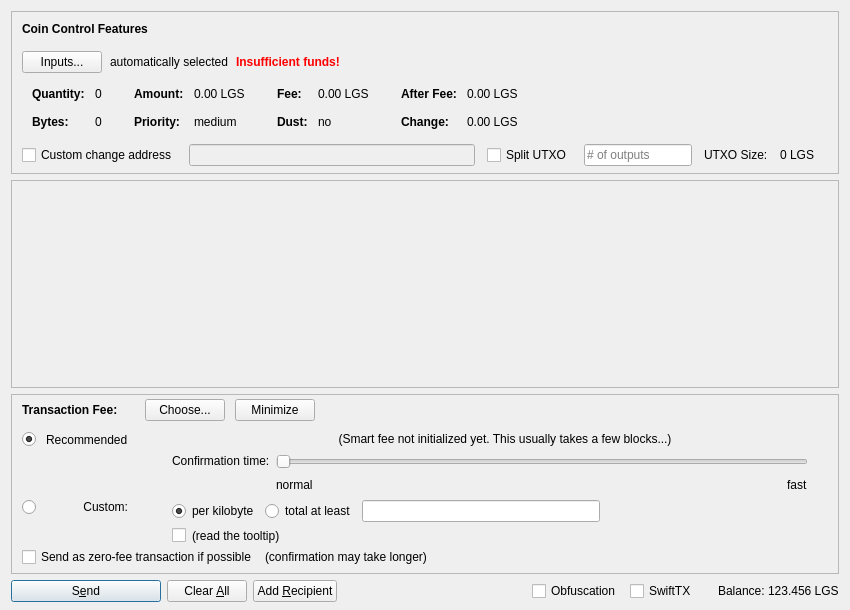
The window that src/qt/forms/sendcoinsdialog.ui (forkcoin01/ValinorCoinmn) describes before a commit, drawn with Qt 5.
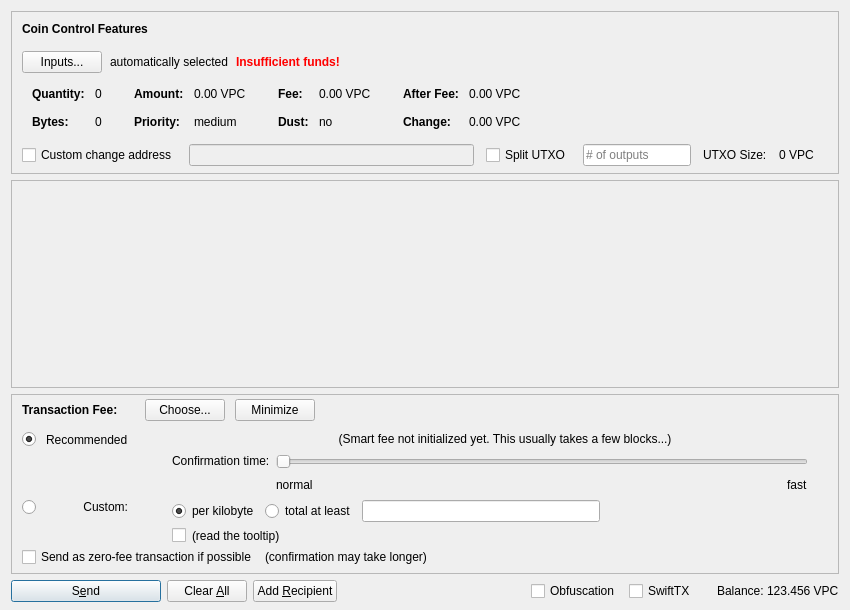
The same window after the commit. Icons and pictures are not drawn. Custom widgets are drawn as their Qt base class.

The edit to the form file:
```diff
--- a/src/qt/forms/sendcoinsdialog.ui
+++ b/src/qt/forms/sendcoinsdialog.ui
@@ -324,7 +324,7 @@
                   <enum>Qt::ActionsContextMenu</enum>
                  </property>
                  <property name="text">
-                  <string notr="true">0.00 LGS</string>
+                  <string notr="true">0.00 VPC</string>
                  </property>
                  <property name="textInteractionFlags">
                   <set>Qt::LinksAccessibleByMouse|Qt::TextSelectableByKeyboard|Qt::TextSelectableByMouse</set>
@@ -404,7 +404,7 @@
                   <enum>Qt::ActionsContextMenu</enum>
                  </property>
                  <property name="text">
-                  <string notr="true">0.00 LGS</string>
+                  <string notr="true">0.00 VPC</string>
                  </property>
                  <property name="textInteractionFlags">
                   <set>Qt::LinksAccessibleByMouse|Qt::TextSelectableByKeyboard|Qt::TextSelectableByMouse</set>
@@ -484,7 +484,7 @@
                   <enum>Qt::ActionsContextMenu</enum>
                  </property>
                  <property name="text">
-                  <string notr="true">0.00 LGS</string>
+                  <string notr="true">0.00 VPC</string>
                  </property>
                  <property name="textInteractionFlags">
                   <set>Qt::LinksAccessibleByMouse|Qt::TextSelectableByKeyboard|Qt::TextSelectableByMouse</set>
@@ -513,7 +513,7 @@
                   <enum>Qt::ActionsContextMenu</enum>
                  </property>
                  <property name="text">
-                  <string notr="true">0.00 LGS</string>
+                  <string notr="true">0.00 VPC</string>
                  </property>
                  <property name="textInteractionFlags">
                   <set>Qt::LinksAccessibleByMouse|Qt::TextSelectableByKeyboard|Qt::TextSelectableByMouse</set>
@@ -594,7 +594,7 @@
           <item>
            <widget class="QLabel" name="labelBlockSize">
             <property name="text">
-             <string>0 LGS</string>
+             <string>0 VPC</string>
             </property>
            </widget>
           </item>
@@ -1435,7 +1435,7 @@
           <cursorShape>IBeamCursor</cursorShape>
          </property>
          <property name="text">
-          <string notr="true">123.456 LGS</string>
+          <string notr="true">123.456 VPC</string>
          </property>
          <property name="textInteractionFlags">
           <set>Qt::LinksAccessibleByMouse|Qt::TextSelectableByKeyboard|Qt::TextSelectableByMouse</set>
```
Left out of the diff: 16 changed lines with no effect on the pictures.
